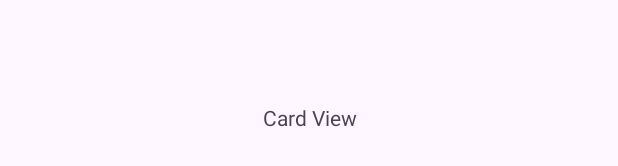
After one commit to jowanaaa/Home-Page, an Android app: the layout activity_card_view.xml on its own in the app's theme, with its tools: preview values and no code run, on a phone screen of 412 x 824 dp. The commit adds this screen. Shown: the part 501-667 px from the top of the screen. Run offline under Robolectric (Android 15) with nearby library versions, the phone set to English and light mode, and no system bars.

Commit message:
the new commit

```diff
--- /dev/null
+++ b/app/src/main/res/layout/activity_card_view.xml
@@ -0,0 +1,22 @@
+<?xml version="1.0" encoding="utf-8"?>
+<androidx.constraintlayout.widget.ConstraintLayout xmlns:android="http://schemas.android.com/apk/res/android"
+    xmlns:app="http://schemas.android.com/apk/res-auto"
+    xmlns:tools="http://schemas.android.com/tools"
+    android:layout_width="match_parent"
+    android:layout_height="match_parent"
+    tools:context=".cardView">
+
+    <TextView
+        android:id="@+id/textView5"
+        android:layout_width="wrap_content"
+        android:layout_height="wrap_content"
+        android:layout_marginStart="165dp"
+        android:layout_marginTop="380dp"
+        android:layout_marginEnd="164dp"
+        android:layout_marginBottom="379dp"
+        android:text="Card View"
+        app:layout_constraintBottom_toBottomOf="parent"
+        app:layout_constraintEnd_toEndOf="parent"
+        app:layout_constraintStart_toStartOf="parent"
+        app:layout_constraintTop_toTopOf="parent" />
+</androidx.constraintlayout.widget.ConstraintLayout>
```
Also changed, not shown: app/src/main/AndroidManifest.xml (+13 -0 lines), app/src/main/java/com/example/activities/MainActivity.java (+61 -1 lines), app/src/main/java/com/example/activities/cardView.java (added, +14 -0 lines), app/src/main/java/com/example/activities/list.java (added, +14 -0 lines), app/src/main/java/com/example/activities/todo.java (added, +14 -0 lines), app/src/main/java/com/example/activities/total.java (added, +14 -0 lines), app/src/main/res/layout/activity_list.xml (added, +18 -0 lines), app/src/main/res/layout/activity_main.xml (+9 -1 lines), app/src/main/res/layout/activity_todo.xml (added, +22 -0 lines), app/src/main/res/layout/activity_total.xml (added, +22 -0 lines).
